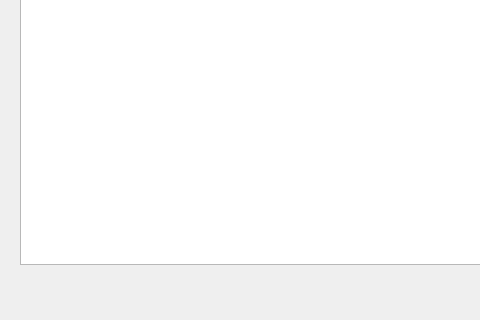
ladecadence/ASHAB-Telemetry, file ssdvpicturedialog.ui: the form before one commit; both pictures show x 0 to 480 and y 256 to 576 of the 688 by 576 pixel window.
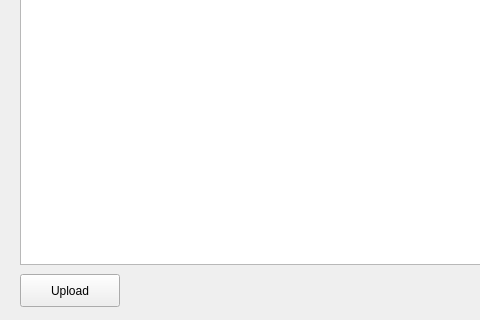
The form after the commit.

Commit message: Upload pictures to the server

```diff
--- a/ssdvpicturedialog.ui
+++ b/ssdvpicturedialog.ui
@@ -70,6 +70,32 @@
     <enum>Qt::ScrollBarAlwaysOff</enum>
    </property>
   </widget>
+  <widget class="QPushButton" name="uploadButton">
+   <property name="geometry">
+    <rect>
+     <x>20</x>
+     <y>530</y>
+     <width>100</width>
+     <height>33</height>
+    </rect>
+   </property>
+   <property name="text">
+    <string>Upload</string>
+   </property>
+  </widget>
+  <widget class="QLabel" name="labelUpload">
+   <property name="geometry">
+    <rect>
+     <x>130</x>
+     <y>530</y>
+     <width>171</width>
+     <height>31</height>
+    </rect>
+   </property>
+   <property name="text">
+    <string/>
+   </property>
+  </widget>
  </widget>
  <resources/>
  <connections>
```
The commit also changes 4 other files.
